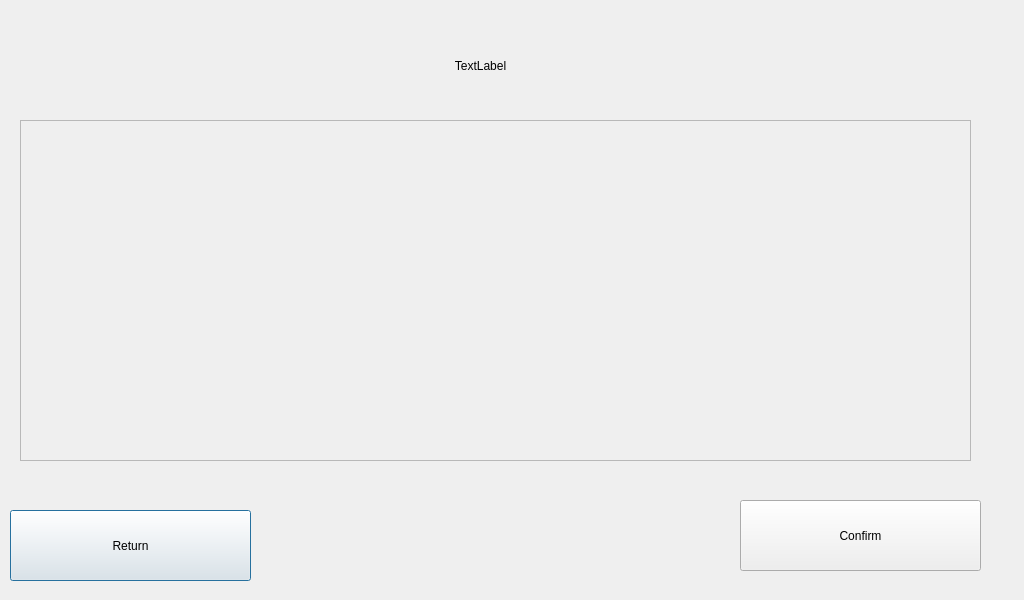
First picture: the form in ui/BottleMenu.ui, repository BenjaminMoff/MixUS, before the edit.
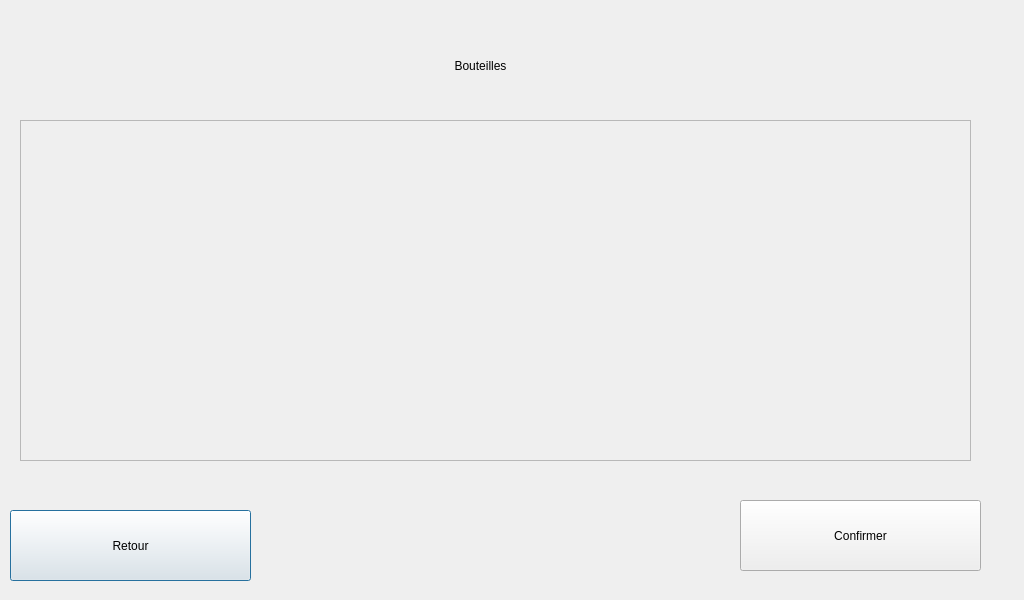
Second picture: the form after the edit.

Commit message: Finished the aesthetic of the interface

The edit to the form file:
```diff
--- a/ui/BottleMenu.ui
+++ b/ui/BottleMenu.ui
@@ -23,7 +23,7 @@
     </rect>
    </property>
    <property name="text">
-    <string>TextLabel</string>
+    <string>Bouteilles</string>
    </property>
    <property name="alignment">
     <set>Qt::AlignCenter</set>
@@ -62,7 +62,7 @@
     </rect>
    </property>
    <property name="text">
-    <string>Return</string>
+    <string>Retour</string>
    </property>
   </widget>
   <widget class="QPushButton" name="pushButton_confirm">
@@ -75,9 +75,27 @@
     </rect>
    </property>
    <property name="text">
-    <string>Confirm</string>
+    <string>Confirmer</string>
    </property>
   </widget>
+  <widget class="QLabel" name="label_bottom_screen">
+   <property name="geometry">
+    <rect>
+     <x>30</x>
+     <y>480</y>
+     <width>961</width>
+     <height>111</height>
+    </rect>
+   </property>
+   <property name="text">
+    <string/>
+   </property>
+  </widget>
+  <zorder>label_bottom_screen</zorder>
+  <zorder>label_Title</zorder>
+  <zorder>scrollArea_bottles</zorder>
+  <zorder>pushButton_return</zorder>
+  <zorder>pushButton_confirm</zorder>
  </widget>
  <resources/>
  <connections/>
```
Left out of the diff: 2 changed lines with no effect on the pictures. The commit also changes 4 other files.
